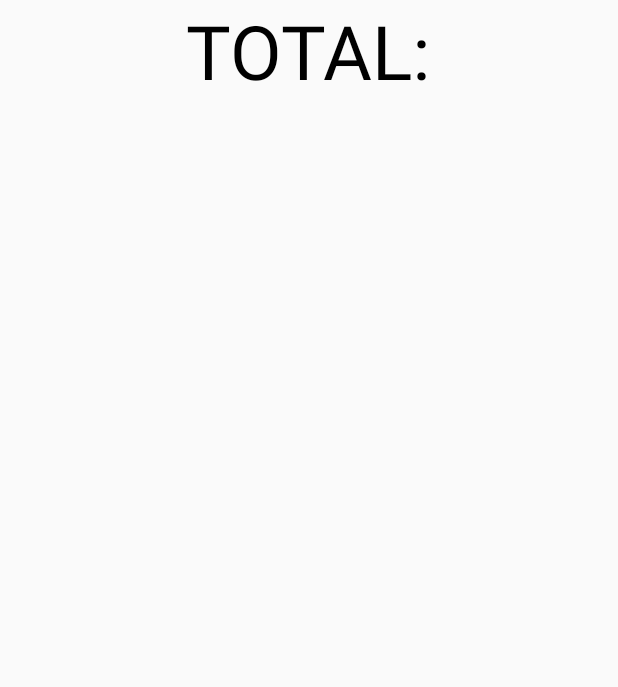
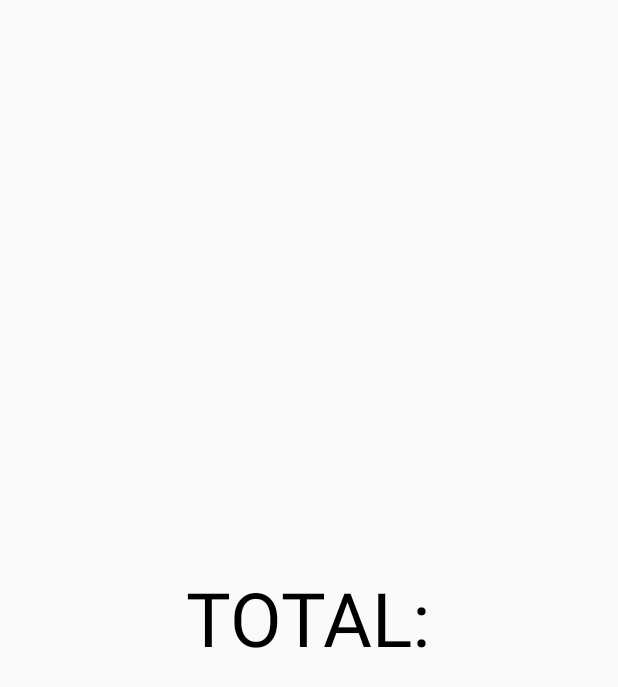
Before and after one commit to RaphaCosil/RepositoryProject21, an Android app: the layout layout_item.xml on its own in the app's theme, with its tools: preview values and no code run, on a phone screen of 412 x 824 dp. Shown: the top 687 px of the screen. Run offline under Robolectric (Android 15) with nearby library versions, the phone set to English and light mode, and no system bars.

```diff
--- a/ProjectNew21/app/src/main/java/com/example/projectnew21/MainActivity2.kt
+++ b/ProjectNew21/app/src/main/java/com/example/projectnew21/MainActivity2.kt
@@ -37,7 +37,7 @@ class MainActivity2 : ComponentActivity() {
         setContentView(binding.root)
         val recyclerView = binding.recyclerView
 
-        val layoutManager = LinearLayoutManager(this)
+        val layoutManager = LinearLayoutManager(this,LinearLayoutManager.HORIZONTAL,false)
         recyclerView.adapter = adapter
 
         Log.d("###############", "hello world")
--- a/ProjectNew21/app/src/main/res/layout/layout_item.xml
+++ b/ProjectNew21/app/src/main/res/layout/layout_item.xml
@@ -2,15 +2,17 @@
 <LinearLayout xmlns:android="http://schemas.android.com/apk/res/android"
     xmlns:app="http://schemas.android.com/apk/res-auto"
     android:layout_width="wrap_content"
+    android:layout_height="wrap_content"
+    android:layout_gravity="center"
     android:layout_marginHorizontal="10dp"
-    android:layout_height="match_parent"
-    android:layout_gravity="center">
+    android:orientation="vertical">
 
 
     <TextView
         android:id="@+id/txtCard"
         android:layout_width="wrap_content"
-        android:layout_height="100dp"
+        android:layout_height="wrap_content"
+        android:orientation="horizontal"
         android:text="TOTAL:"
         android:textColor="@color/black"
         android:textSize="50dp" />
```
Also changed, not shown: ProjectNew21/app/src/main/res/layout/activity_main2.xml (+7 -3 lines).
